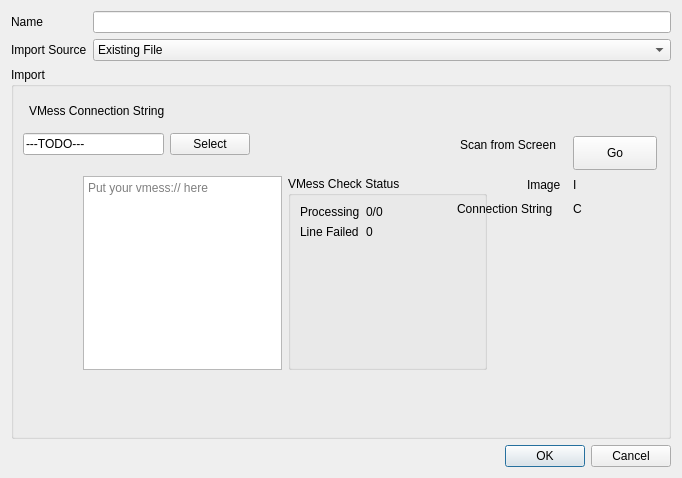
The window that src/ui/w_ImportConfig.ui (darsvador/qvssr) describes before a commit, drawn with Qt 5.
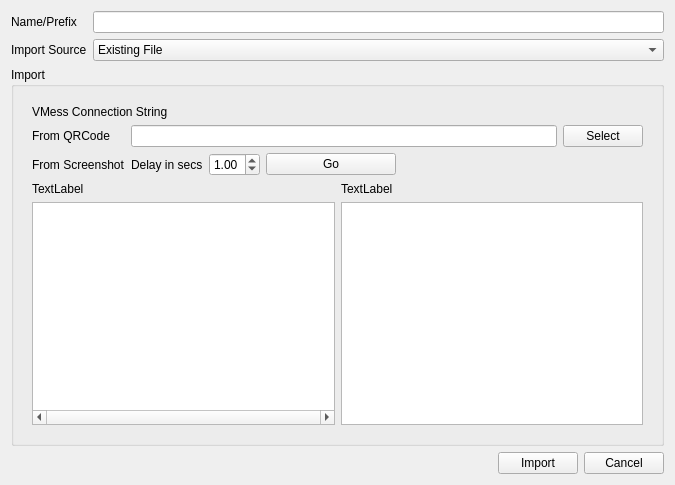
The same window after the commit.

Patch:
```diff
--- a/src/ui/w_ImportConfig.ui
+++ b/src/ui/w_ImportConfig.ui
@@ -6,8 +6,8 @@
    <rect>
     <x>0</x>
     <y>0</y>
-    <width>682</width>
-    <height>478</height>
+    <width>675</width>
+    <height>485</height>
    </rect>
   </property>
   <property name="minimumSize">
@@ -31,7 +31,7 @@
      <item row="0" column="0">
       <widget class="QLabel" name="aliasLabel">
        <property name="text">
-        <string>Name</string>
+        <string>Name/Prefix</string>
        </property>
       </widget>
      </item>
@@ -141,33 +141,32 @@
          </layout>
         </widget>
         <widget class="QWidget" name="vmessPage">
+         <layout class="QVBoxLayout" name="verticalLayout_2">
+          <item>
          <widget class="QLabel" name="label_3">
-          <property name="geometry">
-           <rect>
-            <x>6</x>
-            <y>6</y>
-            <width>153</width>
-            <height>18</height>
-           </rect>
-          </property>
           <property name="text">
            <string>VMess Connection String</string>
           </property>
          </widget>
-         <widget class="QWidget" name="layoutWidget">
-          <property name="geometry">
-           <rect>
-            <x>0</x>
-            <y>30</y>
-            <width>227</width>
-            <height>36</height>
-           </rect>
-          </property>
+          </item>
+          <item>
+           <layout class="QFormLayout" name="formLayout_3">
+            <item row="0" column="0">
+             <widget class="QLabel" name="label_5">
+              <property name="text">
+               <string>From QRCode</string>
+              </property>
+             </widget>
+            </item>
+            <item row="0" column="1">
           <layout class="QHBoxLayout" name="horizontalLayout">
            <item>
             <widget class="QLineEdit" name="lineEdit">
              <property name="text">
-              <string>---TODO---</string>
+                 <string/>
+                </property>
+                <property name="readOnly">
+                 <bool>true</bool>
              </property>
             </widget>
            </item>
@@ -179,141 +178,113 @@
             </widget>
            </item>
           </layout>
-         </widget>
-         <widget class="QLabel" name="label_12">
-          <property name="geometry">
-           <rect>
-            <x>504</x>
-            <y>80</y>
-            <width>40</width>
-            <height>18</height>
-           </rect>
-          </property>
+            </item>
+            <item row="1" column="0">
+             <widget class="QLabel" name="label_11">
           <property name="text">
-           <string>Image</string>
-          </property>
-         </widget>
-         <widget class="QLabel" name="qRContentLabel">
-          <property name="geometry">
-           <rect>
-            <x>550</x>
-            <y>104</y>
-            <width>16</width>
-            <height>18</height>
-           </rect>
-          </property>
+               <string>From Screenshot</string>
+              </property>
+             </widget>
+            </item>
+            <item row="1" column="1">
+             <layout class="QHBoxLayout" name="horizontalLayout_6">
+              <item>
+               <widget class="QLabel" name="label_6">
           <property name="text">
-           <string>C</string>
-          </property>
-         </widget>
-         <widget class="QLabel" name="label_13">
-          <property name="geometry">
-           <rect>
-            <x>434</x>
-            <y>104</y>
-            <width>110</width>
-            <height>18</height>
-           </rect>
-          </property>
-          <property name="text">
-           <string>Connection String</string>
-          </property>
-         </widget>
+                 <string>Delay in secs</string>
+                </property>
+               </widget>
+              </item>
+              <item>
+               <widget class="QDoubleSpinBox" name="doubleSpinBox">
+                <property name="maximum">
+                 <double>5.000000000000000</double>
+                </property>
+                <property name="singleStep">
+                 <double>0.250000000000000</double>
+                </property>
+                <property name="stepType">
+                 <enum>QAbstractSpinBox::AdaptiveDecimalStepType</enum>
+                </property>
+                <property name="value">
+                 <double>1.000000000000000</double>
+                </property>
+               </widget>
+              </item>
+              <item>
          <widget class="QPushButton" name="qrFromScreenBtn">
-          <property name="geometry">
-           <rect>
-            <x>550</x>
-            <y>40</y>
-            <width>84</width>
-            <height>34</height>
-           </rect>
+                <property name="sizePolicy">
+                 <sizepolicy hsizetype="Fixed" vsizetype="Fixed">
+                  <horstretch>0</horstretch>
+                  <verstretch>0</verstretch>
+                 </sizepolicy>
+                </property>
+                <property name="minimumSize">
+                 <size>
+                  <width>130</width>
+                  <height>0</height>
+                 </size>
           </property>
           <property name="text">
            <string>Go</string>
           </property>
          </widget>
-         <widget class="QLabel" name="label_11">
-          <property name="geometry">
-           <rect>
-            <x>437</x>
-            <y>40</y>
-            <width>107</width>
-            <height>18</height>
-           </rect>
-          </property>
-          <property name="text">
-           <string>Scan from Screen</string>
-          </property>
-         </widget>
-         <widget class="QLabel" name="imageLabel">
-          <property name="geometry">
-           <rect>
-            <x>550</x>
-            <y>80</y>
-            <width>16</width>
-            <height>18</height>
-           </rect>
-          </property>
-          <property name="text">
-           <string>I</string>
-          </property>
-         </widget>
-         <widget class="QWidget" name="">
-          <property name="geometry">
-           <rect>
-            <x>60</x>
-            <y>80</y>
-            <width>404</width>
-            <height>194</height>
-           </rect>
-          </property>
-          <layout class="QHBoxLayout" name="horizontalLayout_3" stretch="1,1">
-           <item>
-            <widget class="QTextEdit" name="vmessConnectionStringTxt">
+              </item>
+              <item>
+               <spacer name="horizontalSpacer_2">
+                <property name="orientation">
+                 <enum>Qt::Horizontal</enum>
+                </property>
+                <property name="sizeHint" stdset="0">
+                 <size>
+                  <width>40</width>
+                  <height>20</height>
+                 </size>
+                </property>
+               </spacer>
+              </item>
+             </layout>
+            </item>
+           </layout>
+          </item>
+          <item>
+           <layout class="QGridLayout" name="gridLayout">
+            <item row="1" column="0">
+             <widget class="QPlainTextEdit" name="vmessConnectionStringTxt">
+              <property name="horizontalScrollBarPolicy">
+               <enum>Qt::ScrollBarAlwaysOn</enum>
+              </property>
+              <property name="lineWrapMode">
+               <enum>QPlainTextEdit::NoWrap</enum>
+              </property>
+              <property name="plainText">
+               <string/>
+              </property>
              <property name="placeholderText">
-              <string>Put your vmess:// here</string>
+               <string>Place your vmess:// here, one line for each.</string>
              </property>
             </widget>
            </item>
-           <item>
-            <widget class="QGroupBox" name="groupBox_2">
-             <property name="title">
-              <string>VMess Check Status</string>
-             </property>
-             <layout class="QFormLayout" name="formLayout_4">
-              <item row="0" column="0">
-               <widget class="QLabel" name="label_6">
-                <property name="text">
-                 <string>Processing</string>
-                </property>
-               </widget>
+            <item row="1" column="1">
+             <widget class="QListWidget" name="errorsList"/>
               </item>
               <item row="0" column="1">
-               <widget class="QLabel" name="label_9">
-                <property name="text">
-                 <string>0/0</string>
-                </property>
-               </widget>
-              </item>
-              <item row="1" column="0">
                <widget class="QLabel" name="label_7">
                 <property name="text">
-                 <string>Line Failed</string>
+               <string>TextLabel</string>
                 </property>
                </widget>
               </item>
-              <item row="1" column="1">
+            <item row="0" column="0">
                <widget class="QLabel" name="label_8">
                 <property name="text">
-                 <string>0</string>
+               <string>TextLabel</string>
                 </property>
                </widget>
               </item>
              </layout>
-            </widget>
-           </item>
-          </layout>
-         </widget>
+          </item>
+         </layout>
         </widget>
         <widget class="QWidget" name="page">
          <layout class="QVBoxLayout" name="verticalLayout">
@@ -353,14 +324,35 @@
     </widget>
    </item>
    <item>
-    <widget class="QDialogButtonBox" name="buttonBox">
+    <layout class="QHBoxLayout" name="horizontalLayout_5">
+     <item>
+      <spacer name="horizontalSpacer">
      <property name="orientation">
       <enum>Qt::Horizontal</enum>
      </property>
-     <property name="standardButtons">
-      <set>QDialogButtonBox::Cancel|QDialogButtonBox::Ok</set>
-     </property>
-    </widget>
+       <property name="sizeHint" stdset="0">
+        <size>
+         <width>40</width>
+         <height>20</height>
+        </size>
+       </property>
+      </spacer>
+     </item>
+     <item>
+      <widget class="QPushButton" name="beginImportBtn">
+       <property name="text">
+        <string>Import</string>
+       </property>
+      </widget>
+     </item>
+     <item>
+      <widget class="QPushButton" name="cancelImportBtn">
+       <property name="text">
+        <string>Cancel</string>
+       </property>
+      </widget>
+     </item>
+    </layout>
    </item>
   </layout>
  </widget>
```
Left out of the diff: 41 changed lines with no effect on the pictures. Lines whose indentation alone changed are shown as unchanged.
